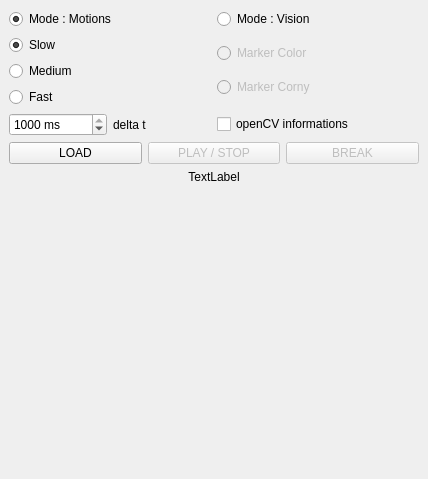
First picture: the form in Plugin/SamplePluginPA10/src/SamplePlugin.ui, repository thalfeust/ROVI1E18_FinalProject, before the edit.
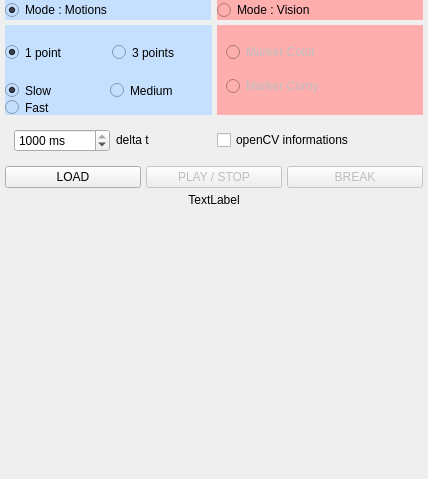
Second picture: the form after the edit.

Commit message: 1) Rework of the GUI 2) Implementation of the 3 points tracking

What changed in the file:
```diff
--- a/Plugin/SamplePluginPA10/src/SamplePlugin.ui
+++ b/Plugin/SamplePluginPA10/src/SamplePlugin.ui
@@ -11,7 +11,7 @@
    </rect>
   </property>
   <property name="sizePolicy">
-   <sizepolicy hsizetype="Preferred" vsizetype="Minimum">
+   <sizepolicy hsizetype="Preferred" vsizetype="Preferred">
     <horstretch>0</horstretch>
     <verstretch>0</verstretch>
    </sizepolicy>
@@ -21,13 +21,51 @@
   </property>
   <widget class="QWidget" name="dockWidgetContents">
    <layout class="QVBoxLayout" name="verticalLayout_2">
+    <property name="spacing">
+     <number>5</number>
+    </property>
+    <property name="leftMargin">
+     <number>5</number>
+    </property>
+    <property name="topMargin">
+     <number>0</number>
+    </property>
+    <property name="rightMargin">
+     <number>5</number>
+    </property>
+    <property name="bottomMargin">
+     <number>5</number>
+    </property>
     <item>
+     <widget class="QWidget" name="widget" native="true">
+      <property name="sizePolicy">
+       <sizepolicy hsizetype="Preferred" vsizetype="Maximum">
+        <horstretch>0</horstretch>
+        <verstretch>0</verstretch>
+       </sizepolicy>
+      </property>
      <layout class="QHBoxLayout" name="horizontalLayout">
       <property name="sizeConstraint">
-       <enum>QLayout::SetMinimumSize</enum>
+        <enum>QLayout::SetDefaultConstraint</enum>
+       </property>
+       <property name="leftMargin">
+        <number>0</number>
+       </property>
+       <property name="topMargin">
+        <number>0</number>
+       </property>
+       <property name="rightMargin">
+        <number>0</number>
+       </property>
+       <property name="bottomMargin">
+        <number>0</number>
       </property>
       <item>
        <widget class="QRadioButton" name="radioButton_mode1">
+         <property name="styleSheet">
+          <string notr="true">background-color: rgb(197, 224, 255);
+font: 13pt &quot;Ubuntu&quot;;</string>
+         </property>
         <property name="text">
          <string>Mode : Motions</string>
         </property>
@@ -41,6 +79,16 @@
       </item>
       <item>
        <widget class="QRadioButton" name="radioButton_mode2">
+         <property name="sizePolicy">
+          <sizepolicy hsizetype="Minimum" vsizetype="Fixed">
+           <horstretch>0</horstretch>
+           <verstretch>0</verstretch>
+          </sizepolicy>
+         </property>
+         <property name="styleSheet">
+          <string notr="true">background-color: rgb(255, 174, 174);
+font: 13pt &quot;Ubuntu&quot;;</string>
+         </property>
         <property name="text">
          <string>Mode : Vision</string>
         </property>
@@ -50,14 +98,116 @@
        </widget>
       </item>
      </layout>
+     </widget>
     </item>
     <item>
      <layout class="QHBoxLayout" name="horizontalLayout_6">
       <item>
+       <widget class="QWidget" name="widget" native="true">
+        <property name="sizePolicy">
+         <sizepolicy hsizetype="Preferred" vsizetype="Minimum">
+          <horstretch>0</horstretch>
+          <verstretch>0</verstretch>
+         </sizepolicy>
+        </property>
+        <property name="styleSheet">
+         <string notr="true">background-color: rgb(197, 224, 255);
+border-color: rgb(0, 0, 0);</string>
+        </property>
        <layout class="QVBoxLayout" name="verticalLayout">
+         <property name="spacing">
+          <number>2</number>
+         </property>
         <property name="sizeConstraint">
          <enum>QLayout::SetNoConstraint</enum>
         </property>
+         <property name="leftMargin">
+          <number>0</number>
+         </property>
+         <property name="topMargin">
+          <number>0</number>
+         </property>
+         <property name="rightMargin">
+          <number>0</number>
+         </property>
+         <property name="bottomMargin">
+          <number>0</number>
+         </property>
+         <item>
+          <widget class="QWidget" name="widget" native="true">
+           <property name="sizePolicy">
+            <sizepolicy hsizetype="Preferred" vsizetype="Minimum">
+             <horstretch>0</horstretch>
+             <verstretch>0</verstretch>
+            </sizepolicy>
+           </property>
+           <property name="styleSheet">
+            <string notr="true">border-color: rgb(0, 0, 0);</string>
+           </property>
+           <layout class="QHBoxLayout" name="horizontalLayout_8">
+            <property name="spacing">
+             <number>6</number>
+            </property>
+            <property name="leftMargin">
+             <number>0</number>
+            </property>
+            <property name="topMargin">
+             <number>0</number>
+            </property>
+            <property name="rightMargin">
+             <number>0</number>
+            </property>
+            <property name="bottomMargin">
+             <number>0</number>
+            </property>
+            <item>
+             <widget class="QRadioButton" name="rb_1point">
+              <property name="text">
+               <string>1 point</string>
+              </property>
+              <property name="checked">
+               <bool>true</bool>
+              </property>
+              <attribute name="buttonGroup">
+               <string notr="true">buttonGroup</string>
+              </attribute>
+             </widget>
+            </item>
+            <item>
+             <widget class="QRadioButton" name="rb_3point">
+              <property name="text">
+               <string>3 points</string>
+              </property>
+              <attribute name="buttonGroup">
+               <string notr="true">buttonGroup</string>
+              </attribute>
+             </widget>
+            </item>
+           </layout>
+          </widget>
+         </item>
+         <item>
+          <layout class="QVBoxLayout" name="verticalLayout_4">
+           <property name="spacing">
+            <number>2</number>
+           </property>
+           <property name="sizeConstraint">
+            <enum>QLayout::SetDefaultConstraint</enum>
+           </property>
+           <property name="leftMargin">
+            <number>0</number>
+           </property>
+           <property name="topMargin">
+            <number>0</number>
+           </property>
+           <property name="rightMargin">
+            <number>0</number>
+           </property>
+           <property name="bottomMargin">
+            <number>0</number>
+           </property>
+           <item>
+            <layout class="QHBoxLayout" name="horizontalLayout_7">
         <item>
          <widget class="QRadioButton" name="rb_m1_Slow">
           <property name="text">
@@ -75,6 +225,8 @@
           </property>
          </widget>
         </item>
+            </layout>
+           </item>
         <item>
          <widget class="QRadioButton" name="rb_m1_Fast">
           <property name="text">
@@ -84,7 +236,15 @@
         </item>
        </layout>
       </item>
+        </layout>
+       </widget>
+      </item>
       <item>
+       <widget class="QWidget" name="widget" native="true">
+        <property name="styleSheet">
+         <string notr="true">background-color: rgb(255, 174, 174);
+</string>
+        </property>
        <layout class="QVBoxLayout" name="verticalLayout_3">
         <property name="sizeConstraint">
          <enum>QLayout::SetNoConstraint</enum>
@@ -110,10 +270,18 @@
          </widget>
         </item>
        </layout>
+       </widget>
       </item>
      </layout>
     </item>
     <item>
+     <widget class="QWidget" name="widget" native="true">
+      <property name="sizePolicy">
+       <sizepolicy hsizetype="Preferred" vsizetype="Maximum">
+        <horstretch>0</horstretch>
+        <verstretch>0</verstretch>
+       </sizepolicy>
+      </property>
      <layout class="QHBoxLayout" name="horizontalLayout_3">
       <property name="sizeConstraint">
        <enum>QLayout::SetMinimumSize</enum>
@@ -122,6 +290,12 @@
        <layout class="QHBoxLayout" name="horizontalLayout_4">
         <item>
          <widget class="QSpinBox" name="spinBox_deltaT">
+           <property name="sizePolicy">
+            <sizepolicy hsizetype="Minimum" vsizetype="Maximum">
+             <horstretch>0</horstretch>
+             <verstretch>0</verstretch>
+            </sizepolicy>
+           </property>
           <property name="suffix">
            <string> ms</string>
           </property>
@@ -138,6 +312,12 @@
         </item>
         <item>
          <widget class="QLabel" name="label">
+           <property name="sizePolicy">
+            <sizepolicy hsizetype="Preferred" vsizetype="Fixed">
+             <horstretch>0</horstretch>
+             <verstretch>0</verstretch>
+            </sizepolicy>
+           </property>
           <property name="text">
            <string>delta t</string>
           </property>
@@ -147,17 +327,24 @@
       </item>
       <item>
        <widget class="QCheckBox" name="checkBox_m2_openCV">
+         <property name="sizePolicy">
+          <sizepolicy hsizetype="Minimum" vsizetype="Maximum">
+           <horstretch>0</horstretch>
+           <verstretch>0</verstretch>
+          </sizepolicy>
+         </property>
         <property name="text">
          <string>openCV informations</string>
         </property>
        </widget>
       </item>
      </layout>
+     </widget>
     </item>
     <item>
      <layout class="QHBoxLayout" name="horizontalLayout_5">
       <property name="sizeConstraint">
-       <enum>QLayout::SetDefaultConstraint</enum>
+       <enum>QLayout::SetNoConstraint</enum>
       </property>
       <item>
        <widget class="QPushButton" name="pushButton_Load">
```
Left out of the diff: 10 changed lines with no effect on the pictures. Lines whose indentation alone changed are shown as unchanged. The commit also changes 7 other files.
